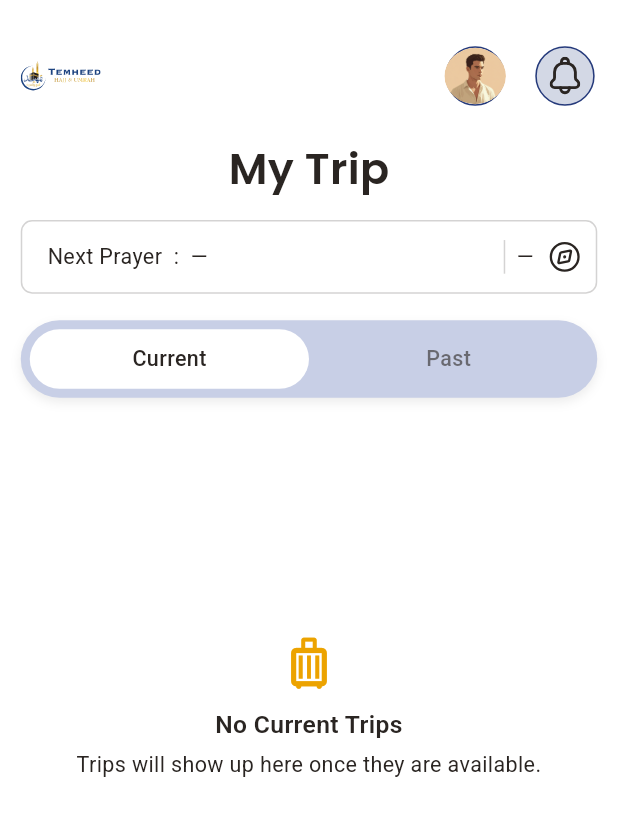
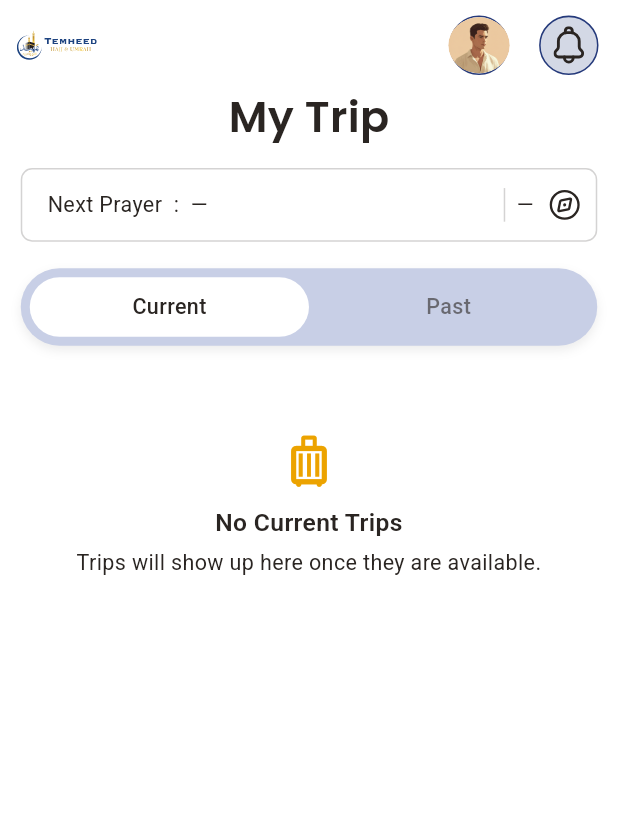
Before and after one commit to debuggerdev24/travel-app---abdelhamid, a Flutter app: the _HomeView screen opened directly, on a phone screen of 412 x 824 dp. Shown: the top 816 px of the screen. Run offline on Flutter 3.47's test engine with Material 3 defaults, Android fonts, the phone set to English and light mode, and no system bars; our stand-ins replace audioplayers, cached_network_image, cloud_firestore, dio, easy_localization, file_picker and 19 more; missing offline and left inert: flutter_stripe, syncfusion_flutter_pdfviewer, talker_dio_logger; accounts and stored records are empty; network calls fail.

Commit message:
30th Sep

```diff
--- a/lib/core/network/endpoints.dart
+++ b/lib/core/network/endpoints.dart
@@ -7,6 +7,7 @@ class Endpoints {
   static const String verifyOtp = '/auth/verify-otp';
   static const String resendOtp = '/auth/resend-otp';
   static const String resetPassword = '/auth/reset-password';
+  static const String refreshToken = '/auth/refresh-token';
 
   static const String getTrips = '/trips/list';
   static const String getTripDetails = '/trips/details';
@@ -76,7 +77,8 @@ class Endpoints {
       '/user/location/get-locations'; // * old API: /location/get-locations
 
   // `GET` — Bearer auth; list of team members with photos.
-  static const String teamGetMembers = '/user/team/get-members'; // * old API: /team/get-members
+  static const String teamGetMembers =
+      '/user/team/get-members'; // * old API: /team/get-members
 
   /// `POST` — body: `purpose`, `rating`, `review`; optional query `tripId` for trip reviews.
   static const String reviewsNewReview = '/reviews/new-review';
--- a/lib/core/widgets/custom_header.dart
+++ b/lib/core/widgets/custom_header.dart
@@ -20,7 +20,7 @@ class CustomHeaders extends StatelessWidget {
   @override
   Widget build(BuildContext context) {
     return Padding(
-      padding: EdgeInsets.symmetric(horizontal: 13.5.w),
+      padding: EdgeInsets.symmetric(horizontal: 11.w),
       child: Row(
         mainAxisAlignment: MainAxisAlignment.spaceBetween,
 
--- a/lib/features/home/home_screen.dart
+++ b/lib/features/home/home_screen.dart
@@ -58,6 +58,12 @@ class _HomeViewState extends State<_HomeView> {
     });
   }
 
+  Future<void> _refreshHome(BuildContext context, TripProvider provider) async {
+    await provider.fetchTrips(showGlobalLoading: false);
+    if (!context.mounted) return;
+    await context.read<PrayerTimesProvider>().fetchPrayerTimes();
+  }
+
   @override
   Widget build(BuildContext context) {
     return Scaffold(
@@ -68,7 +74,7 @@ class _HomeViewState extends State<_HomeView> {
             child: Column(
               crossAxisAlignment: CrossAxisAlignment.start,
               children: [
-                27.h.verticalSpace,
+                4.h.verticalSpace,
                 Consumer<ProfileProvider>(
                   builder: (context, profileProvider, _) {
                     final raw = profileProvider.profile?.profileImageRaw.trim();
@@ -78,8 +84,6 @@ class _HomeViewState extends State<_HomeView> {
                     return CustomHeaders(
                       profileImageUrl: url,
                       onNotificationTap: () {
-                        // ToastService.showSuccess("Welcome back!");
-
                         context.pushNamed(
                           UserAppRoutes.notificationScreen.name,
                         );
@@ -88,7 +92,32 @@ class _HomeViewState extends State<_HomeView> {
                   },
                 ),
 
-                16.h.verticalSpace,
+                Expanded(
+                  child: RefreshIndicator(
+                    color: Theme.of(context).colorScheme.onSurface,
+                    onRefresh: () => _refreshHome(context, provider),
+                    child: CustomScrollView(
+                      physics: const AlwaysScrollableScrollPhysics(),
+                      slivers: [
+                        SliverToBoxAdapter(child: _homeIntro(context, prayer)),
+                        _tripSliver(context, provider),
+                      ],
+                    ),
+                  ),
+                ),
+              ],
+            ),
+          );
+        },
+      ),
+    );
+  }
+
+  Widget _homeIntro(BuildContext context, PrayerTimesProvider prayer) {
+    return Column(
+      crossAxisAlignment: CrossAxisAlignment.start,
+      children: [
+        0.h.verticalSpace,
         Center(
           child: AppText(
             text: "My Trip".tr(),
@@ -101,13 +130,9 @@ class _HomeViewState extends State<_HomeView> {
         16.h.verticalSpace,
         GestureDetector(
           onTap: () async {
-                    await context.pushNamed(
-                      UserAppRoutes.prayerTimesScreen.name,
-                    );
+            await context.pushNamed(UserAppRoutes.prayerTimesScreen.name);
             if (!context.mounted) return;
-                    await context
-                        .read<PrayerTimesProvider>()
-                        .fetchPrayerTimes();
+            await context.read<PrayerTimesProvider>().fetchPrayerTimes();
           },
           child: Container(
             height: 52.h,
@@ -173,10 +198,7 @@ class _HomeViewState extends State<_HomeView> {
             ),
           ),
         ),
-
         20.h.verticalSpace,
-
-                //* Tabs
         Padding(
           padding: EdgeInsets.symmetric(horizontal: 13.5.w),
           child: Container(
@@ -190,7 +212,7 @@ class _HomeViewState extends State<_HomeView> {
                 BoxShadow(
                   color: Colors.grey.setOpacity(0.2),
                   blurRadius: 5,
-                          offset: Offset(0, 3),
+                  offset: const Offset(0, 3),
                 ),
               ],
             ),
@@ -199,86 +221,50 @@ class _HomeViewState extends State<_HomeView> {
                 CustomTabButton(
                   text: "Current".tr(),
                   index: 0,
-                          selectedTab: context
-                              .watch<HomeTabState>()
-                              .selectedTab,
+                  selectedTab: context.watch<HomeTabState>().selectedTab,
                   onTap: () => context.read<HomeTabState>().setTab(0),
                 ),
                 CustomTabButton(
                   text: "Past".tr(),
                   index: 1,
-                          selectedTab: context
-                              .watch<HomeTabState>()
-                              .selectedTab,
+                  selectedTab: context.watch<HomeTabState>().selectedTab,
                   onTap: () => context.read<HomeTabState>().setTab(1),
                 ),
               ],
             ),
           ),
         ),
+      ],
+    );
+  }
 
-                Expanded(
-                  child: Builder(
-                    builder: (context) {
+  Widget _tripSliver(BuildContext context, TripProvider provider) {
     if (provider.isLoading) {
-                        return const HomeTripShimmer();
+      return const SliverToBoxAdapter(child: HomeTripShimmer(shrinkWrap: true));
     }
-                      final trips =
-                          context.watch<HomeTabState>().selectedTab == 0
+
+    final trips = context.watch<HomeTabState>().selectedTab == 0
         ? provider.upcomingTripList
         : provider.tripList;
+
     if (trips.isEmpty) {
-                        return RefreshIndicator(
-                          color: Theme.of(context).colorScheme.onSurface,
-                          onRefresh: () async {
-                            await provider.fetchTrips(showGlobalLoading: false);
-                            if (context.mounted) {
-                              await context
-                                  .read<PrayerTimesProvider>()
-                                  .fetchPrayerTimes();
-                            }
-                          },
-                          child: SingleChildScrollView(
-                            physics: const AlwaysScrollableScrollPhysics(),
-                            child: SizedBox(
-                              height: MediaQuery.sizeOf(context).height * 0.5,
-                              child: Center(
+      final isCurrent = context.watch<HomeTabState>().selectedTab == 0;
+      return SliverToBoxAdapter(
+        child: Padding(
+          padding: EdgeInsets.only(top: 40.h),
           child: _EmptyState(
             icon: Icons.luggage_outlined,
-                                  title:
-                                      context
-                                              .watch<HomeTabState>()
-                                              .selectedTab ==
-                                          0
-                                      ? "No Current Trips".tr()
-                                      : "No Past Trips".tr(),
-                                  subtitle:
-                                      "Trips will show up here once they are available."
-                                          .tr(),
-                                ),
-                              ),
+            title: isCurrent ? "No Current Trips".tr() : "No Past Trips".tr(),
+            subtitle: "Trips will show up here once they are available.".tr(),
           ),
         ),
       );
     }
-                      return RefreshIndicator(
-                        color: Theme.of(context).colorScheme.onSurface,
-                        onRefresh: () async {
-                          await provider.fetchTrips(showGlobalLoading: false);
-                          if (context.mounted) {
-                            await context
-                                .read<PrayerTimesProvider>()
-                                .fetchPrayerTimes();
-                          }
-                        },
-                        child: ListView.builder(
-                          physics: const AlwaysScrollableScrollPhysics(),
-                          padding: EdgeInsets.symmetric(
-                            horizontal: 13.5.w,
-                            vertical: 24.h,
-                          ),
-                          itemCount: trips.length,
-                          itemBuilder: (context, index) {
+
+    return SliverPadding(
+      padding: EdgeInsets.symmetric(horizontal: 13.5.w, vertical: 24.h),
+      sliver: SliverList(
+        delegate: SliverChildBuilderDelegate((context, index) {
           final item = trips[index];
           return TripCard(
             image: item.image,
@@ -288,21 +274,10 @@ class _HomeViewState extends State<_HomeView> {
             status: item.status,
             onTap: () {
               provider.selectTrip(item);
-                                context.pushNamed(
-                                  UserAppRoutes.tripDetailsScreen.name,
-                                );
+              context.pushNamed(UserAppRoutes.tripDetailsScreen.name);
             },
           );
-                          },
-                        ),
-                      );
-                    },
-                  ),
-                ),
-              ],
-            ),
-          );
-        },
+        }, childCount: trips.length),
       ),
     );
   }
--- a/lib/main.dart
+++ b/lib/main.dart
@@ -69,7 +69,6 @@ Test@123
 
 * git add . && git commit -m "30th Sep" && git push origin dev
 
-
 ┌──────────────────────────────────────────────────────────────────────────────────────────────────────────────
 │ [http-error] [GET] https://api.temheed.com/api/user/trips/upcoming-bookings
 │ Status: 401
```
Also changed, not shown: lib/core/network/base_api_service.dart (+90 -43 lines), lib/features/auth/service/auth_service.dart (+29 -0 lines), lib/features/home/widget/home_trip_shimmer.dart (+14 -1 lines). Lines whose indentation alone changed are shown as unchanged.
